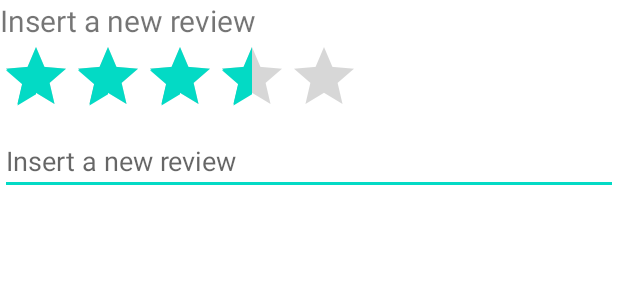
After one commit to Roncooo/WhatsaPD, an Android app: the layout new_review.xml on its own in the app's theme, with its tools: preview values and no code run, on a phone screen of 412 x 824 dp. The commit adds this screen. Shown: the top 300 px of the screen. Run offline under Robolectric (Android 15) with nearby library versions, the phone set to English and light mode, and no system bars.

Commit message:
Created layouts. Not finished. Added images

```diff
--- /dev/null
+++ b/app/src/main/res/layout/new_review.xml
@@ -0,0 +1,39 @@
+<?xml version="1.0" encoding="utf-8"?>
+<androidx.constraintlayout.widget.ConstraintLayout xmlns:android="http://schemas.android.com/apk/res/android"
+    xmlns:tools="http://schemas.android.com/tools"
+    android:layout_width="match_parent"
+    android:layout_height="match_parent">
+
+
+    <LinearLayout
+        android:layout_width="match_parent"
+        android:layout_height="match_parent"
+        android:orientation="vertical">
+
+        <TextView
+            android:layout_width="match_parent"
+            android:layout_height="wrap_content"
+            android:text="@string/new_review_text"
+            android:textSize="@dimen/new_review_text"/>
+
+        <RatingBar
+            android:id="@+id/ratingBar"
+            android:layout_width="wrap_content"
+            android:layout_height="wrap_content"
+            android:numStars="5"
+            android:rating="3.5"
+            android:stepSize="0.5"
+            android:isIndicator="false"
+            android:background="@android:color/transparent"/>
+
+        <EditText
+            android:id="@+id/new_review_text"
+            android:layout_width="match_parent"
+            android:layout_height="wrap_content"
+            android:inputType="text"
+            android:hint="@string/new_review_placeholder" />
+
+
+
+    </LinearLayout>
+</androidx.constraintlayout.widget.ConstraintLayout>
--- a/app/src/main/res/values/dimens.xml
+++ b/app/src/main/res/values/dimens.xml
@@ -5,4 +5,8 @@
     <dimen name="nav_header_vertical_spacing">8dp</dimen>
     <dimen name="nav_header_height">176dp</dimen>
     <dimen name="fab_margin">16dp</dimen>
+    <dimen name="fragment_poi_title">40dp</dimen>
+    <dimen name="fragment_poi_description">15dp</dimen>
+    <dimen name="reviews_header">30dp</dimen>
+    <dimen name="new_review_text">20dp</dimen>
 </resources>
--- a/app/src/main/res/values/strings.xml
+++ b/app/src/main/res/values/strings.xml
@@ -12,4 +12,7 @@
     <string name="menu_home">Home</string>
     <string name="menu_favourites">Favourites</string>
     <string name="menu_near_me">Near me</string>
+    <string name="reviews_header">Reviews</string>
+    <string name="new_review_placeholder">Insert a new review</string>
+    <string name="new_review_text">Insert a new review</string>
 </resources>
```
Also changed, not shown: app/src/main/res/layout/fragment_poi.xml (added, +46 -0 lines), app/src/main/res/layout/reviews_layout.xml (added, +25 -0 lines), app/src/main/res/drawable/torre_dell_orologio.jpg (added).
